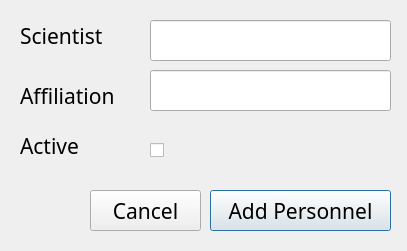
Old version of the form ui/EditPersonnelDlg.ui in the repository aliciabillings-noaa/CLAMS.
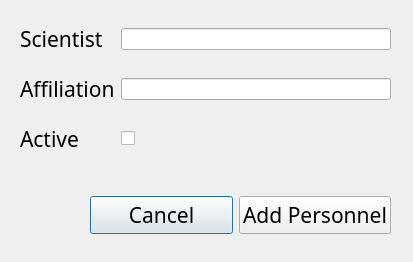
New version of the form.

What changed in the file:
```diff
--- a/ui/EditPersonnelDlg.ui
+++ b/ui/EditPersonnelDlg.ui
@@ -6,41 +6,28 @@
    <rect>
     <x>0</x>
     <y>0</y>
-    <width>407</width>
-    <height>251</height>
+    <width>413</width>
+    <height>262</height>
    </rect>
   </property>
   <property name="windowTitle">
    <string>Dialog</string>
   </property>
-  <widget class="QLabel" name="label">
+  <widget class="QWidget" name="gridLayoutWidget">
    <property name="geometry">
     <rect>
      <x>20</x>
-     <y>20</y>
-     <width>121</width>
-     <height>31</height>
+     <y>10</y>
+     <width>371</width>
+     <height>161</height>
     </rect>
    </property>
-   <property name="font">
-    <font>
-     <family>Arial Black</family>
-     <pointsize>16</pointsize>
-    </font>
-   </property>
-   <property name="text">
-    <string>Scientist</string>
-   </property>
-  </widget>
+   <layout class="QGridLayout" name="gridLayout">
+    <item row="1" column="1">
+     <widget class="QLineEdit" name="affiliationLabel"/>
+    </item>
+    <item row="1" column="0">
   <widget class="QLabel" name="label_2">
-   <property name="geometry">
-    <rect>
-     <x>20</x>
-     <y>80</y>
-     <width>131</width>
-     <height>31</height>
-    </rect>
-   </property>
    <property name="font">
     <font>
      <family>Arial Black</family>
@@ -51,15 +38,9 @@
     <string>Affiliation</string>
    </property>
   </widget>
+    </item>
+    <item row="2" column="0">
   <widget class="QLabel" name="label_3">
-   <property name="geometry">
-    <rect>
-     <x>20</x>
-     <y>130</y>
-     <width>111</width>
-     <height>31</height>
-    </rect>
-   </property>
    <property name="font">
     <font>
      <family>Arial Black</family>
@@ -70,15 +51,9 @@
     <string>Active</string>
    </property>
   </widget>
-  <widget class="QPushButton" name="editPersonBtn">
-   <property name="geometry">
-    <rect>
-     <x>210</x>
-     <y>190</y>
-     <width>181</width>
-     <height>41</height>
-    </rect>
-   </property>
+    </item>
+    <item row="0" column="0">
+     <widget class="QLabel" name="label">
    <property name="font">
     <font>
      <family>Arial Black</family>
@@ -86,51 +61,34 @@
     </font>
    </property>
    <property name="text">
-    <string>Add Personnel</string>
-   </property>
-  </widget>
-  <widget class="QLineEdit" name="scientistLabel">
-   <property name="geometry">
-    <rect>
-     <x>150</x>
-     <y>20</y>
-     <width>241</width>
-     <height>41</height>
-    </rect>
-   </property>
-  </widget>
-  <widget class="QLineEdit" name="affiliationLabel">
-   <property name="geometry">
-    <rect>
-     <x>150</x>
-     <y>70</y>
-     <width>241</width>
-     <height>41</height>
-    </rect>
-   </property>
-  </widget>
+       <string>Scientist</string>
+      </property>
+     </widget>
+    </item>
+    <item row="2" column="1">
   <widget class="QCheckBox" name="isActive">
-   <property name="geometry">
-    <rect>
-     <x>150</x>
-     <y>140</y>
-     <width>75</width>
-     <height>20</height>
-    </rect>
-   </property>
    <property name="text">
     <string/>
    </property>
   </widget>
-  <widget class="QPushButton" name="cancelBtn">
+    </item>
+    <item row="0" column="1">
+     <widget class="QLineEdit" name="scientistLabel"/>
+    </item>
+   </layout>
+  </widget>
+  <widget class="QWidget" name="horizontalLayoutWidget">
    <property name="geometry">
     <rect>
      <x>90</x>
      <y>190</y>
-     <width>111</width>
-     <height>41</height>
+     <width>301</width>
+     <height>51</height>
     </rect>
    </property>
+   <layout class="QHBoxLayout" name="horizontalLayout_2">
+    <item>
+     <widget class="QPushButton" name="cancelBtn">
    <property name="font">
     <font>
      <family>Arial Black</family>
@@ -140,6 +98,22 @@
    <property name="text">
     <string>Cancel</string>
    </property>
+     </widget>
+    </item>
+    <item>
+     <widget class="QPushButton" name="editPersonBtn">
+      <property name="font">
+       <font>
+        <family>Arial Black</family>
+        <pointsize>16</pointsize>
+       </font>
+      </property>
+      <property name="text">
+       <string>Add Personnel</string>
+      </property>
+     </widget>
+    </item>
+   </layout>
   </widget>
  </widget>
  <resources/>
```
Left out of the diff: 4 changed lines with no effect on the pictures. Lines whose indentation alone changed are shown as unchanged.
